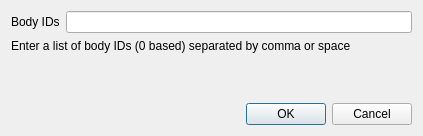
First picture: the form in SelectBodiesById.ui, repository danlipsa/foamvis, before the edit.
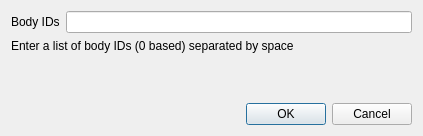
Second picture: the form after the edit.

Patch:
```diff
--- a/SelectBodiesById.ui
+++ b/SelectBodiesById.ui
@@ -36,7 +36,7 @@
    <item>
     <widget class="QLabel" name="label">
      <property name="text">
-      <string>Enter a list of body IDs (0 based) separated by comma or space</string>
+      <string>Enter a list of body IDs (0 based) separated by space</string>
      </property>
     </widget>
    </item>
```
